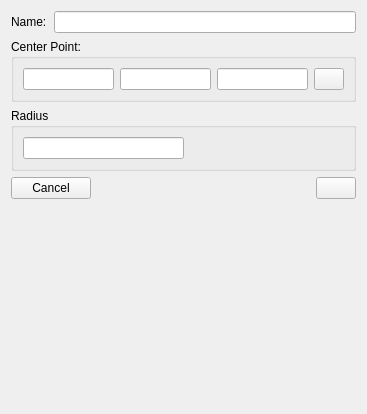
Above: GUIDialog/GUIGeometryDialog/SphereInfoWidget.ui from eeaapp6/AppFlow-Agent before the change. Below: the same form after it.
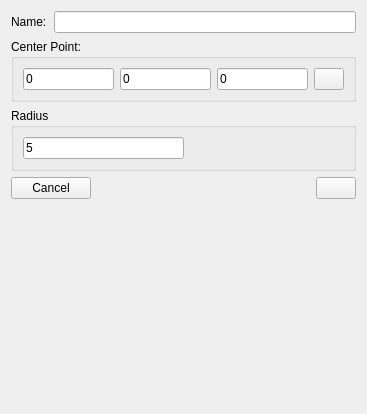
That is the form after the change.

The edit to the form file:
```diff
--- a/GUIDialog/GUIGeometryDialog/SphereInfoWidget.ui
+++ b/GUIDialog/GUIGeometryDialog/SphereInfoWidget.ui
@@ -37,13 +37,25 @@
      </property>
      <layout class="QGridLayout" name="gridLayout">
       <item row="0" column="0">
-       <widget class="QLineEdit" name="lineEdit_CenterPoint1"/>
+       <widget class="QLineEdit" name="lineEdit_CenterPoint1">
+        <property name="text">
+         <string>0</string>
+        </property>
+       </widget>
       </item>
       <item row="0" column="1">
-       <widget class="QLineEdit" name="lineEdit_CenterPoint2"/>
+       <widget class="QLineEdit" name="lineEdit_CenterPoint2">
+        <property name="text">
+         <string>0</string>
+        </property>
+       </widget>
       </item>
       <item row="0" column="2">
-       <widget class="QLineEdit" name="lineEdit_CenterPoint3"/>
+       <widget class="QLineEdit" name="lineEdit_CenterPoint3">
+        <property name="text">
+         <string>0</string>
+        </property>
+       </widget>
       </item>
       <item row="0" column="3">
        <widget class="QPushButton" name="pushButton_CenterPoint">
@@ -74,7 +86,11 @@
      </property>
      <layout class="QGridLayout" name="gridLayout_2">
       <item row="0" column="0">
-       <widget class="QLineEdit" name="lineEdit_Radius"/>
+       <widget class="QLineEdit" name="lineEdit_Radius">
+        <property name="text">
+         <string>5</string>
+        </property>
+       </widget>
       </item>
       <item row="0" column="1">
        <spacer name="horizontalSpacer">
```
